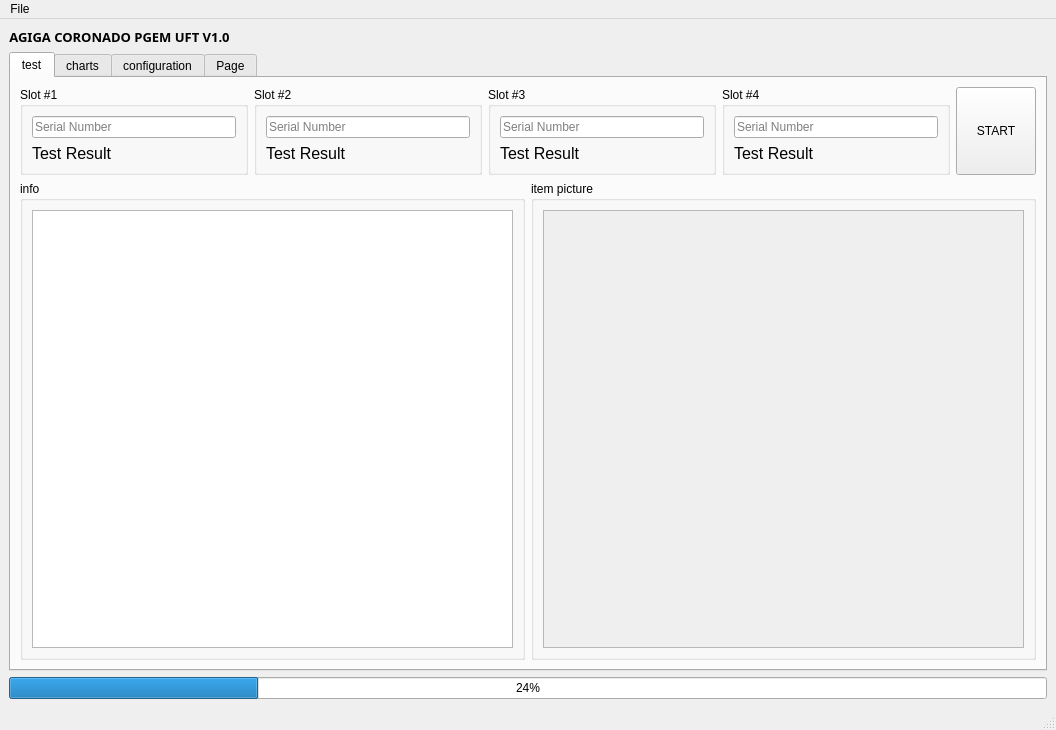
fanmuzhi/UFT, file src/UFT_Ui.ui: the form before one commit.
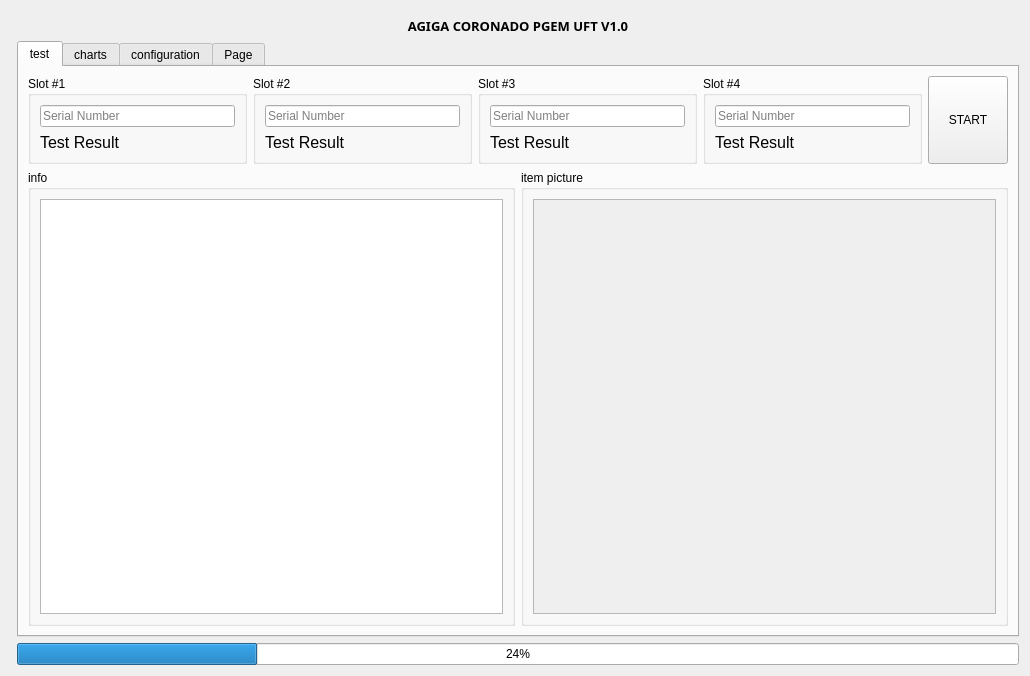
The form after the commit. Custom widgets are drawn as their Qt base class.

Commit message: transform MW to Widget

What changed in the file:
```diff
--- a/src/UFT_Ui.ui
+++ b/src/UFT_Ui.ui
@@ -1,38 +1,23 @@
 <?xml version="1.0" encoding="UTF-8"?>
 <ui version="4.0">
- <class>MainWindow</class>
- <widget class="QMainWindow" name="MainWindow">
+ <class>Form</class>
+ <widget class="QWidget" name="Form">
   <property name="geometry">
    <rect>
     <x>0</x>
     <y>0</y>
-    <width>1056</width>
-    <height>730</height>
+    <width>1030</width>
+    <height>676</height>
    </rect>
   </property>
   <property name="windowTitle">
    <string>MainWindow</string>
   </property>
-  <widget class="QWidget" name="centralwidget">
-   <layout class="QGridLayout" name="gridLayout">
-    <item row="5" column="0">
-     <layout class="QVBoxLayout" name="verticalLayout_2">
-      <item>
-       <widget class="QProgressBar" name="progressBar">
-        <property name="enabled">
-         <bool>true</bool>
-        </property>
-        <property name="value">
-         <number>24</number>
-        </property>
-        <property name="textVisible">
-         <bool>true</bool>
-        </property>
-       </widget>
-      </item>
-     </layout>
-    </item>
-    <item row="0" column="0" alignment="Qt::AlignLeft">
+  <layout class="QFormLayout" name="formLayout">
+   <item row="0" column="0" colspan="2">
+    <layout class="QVBoxLayout" name="verticalLayout_2"/>
+   </item>
+   <item row="1" column="1">
      <widget class="QLabel" name="label">
       <property name="font">
        <font>
@@ -57,7 +42,7 @@
       </property>
      </widget>
     </item>
-    <item row="1" column="0">
+   <item row="2" column="1">
      <widget class="QTabWidget" name="tabWidget">
       <property name="currentIndex">
        <number>0</number>
@@ -358,37 +343,20 @@
       </widget>
      </widget>
     </item>
-   </layout>
-  </widget>
-  <widget class="QMenuBar" name="menubar">
-   <property name="geometry">
-    <rect>
-     <x>0</x>
-     <y>0</y>
-     <width>1056</width>
-     <height>21</height>
-    </rect>
-   </property>
-   <widget class="QMenu" name="menuFile">
-    <property name="title">
-     <string>File</string>
-    </property>
-    <addaction name="actionOpen"/>
-    <addaction name="actionClose"/>
-   </widget>
-   <addaction name="menuFile"/>
-  </widget>
-  <widget class="QStatusBar" name="statusbar"/>
-  <action name="actionOpen">
-   <property name="text">
-    <string>Open</string>
-   </property>
-  </action>
-  <action name="actionClose">
-   <property name="text">
-    <string>Close</string>
-   </property>
-  </action>
+   <item row="3" column="1">
+    <widget class="QProgressBar" name="progressBar">
+     <property name="enabled">
+      <bool>true</bool>
+     </property>
+     <property name="value">
+      <number>24</number>
+     </property>
+     <property name="textVisible">
+      <bool>true</bool>
+     </property>
+    </widget>
+   </item>
+  </layout>
  </widget>
  <customwidgets>
   <customwidget>
```
Left out of the diff: 21 changed lines with no effect on the pictures. Lines whose indentation alone changed are shown as unchanged. The commit also changes 2 other files.
